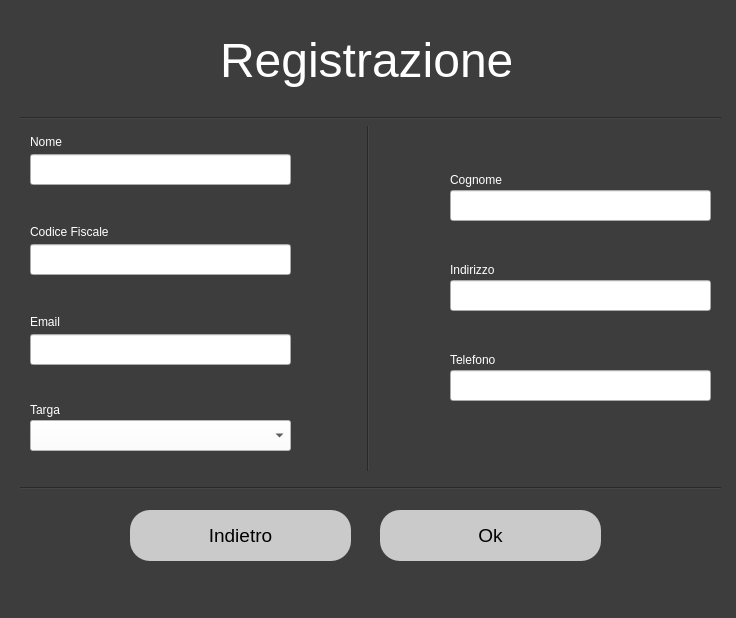
First picture: the form in Login/RegistrazioneUtente.ui, repository riccardomalpiedi/parcheggio, before the edit.
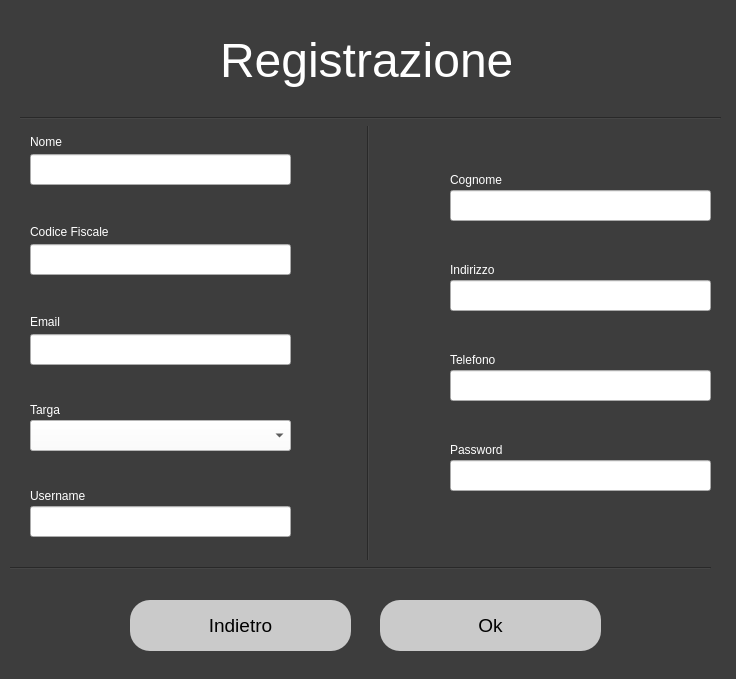
Second picture: the form after the edit.

The edit to the form file:
```diff
--- a/Login/RegistrazioneUtente.ui
+++ b/Login/RegistrazioneUtente.ui
@@ -7,7 +7,7 @@
     <x>0</x>
     <y>0</y>
     <width>736</width>
-    <height>618</height>
+    <height>679</height>
    </rect>
   </property>
   <property name="windowTitle">
@@ -239,7 +239,7 @@
    <property name="geometry">
     <rect>
      <x>380</x>
-     <y>510</y>
+     <y>600</y>
      <width>221</width>
      <height>51</height>
     </rect>
@@ -260,7 +260,7 @@
    <property name="geometry">
     <rect>
      <x>130</x>
-     <y>510</y>
+     <y>600</y>
      <width>221</width>
      <height>51</height>
     </rect>
@@ -283,7 +283,7 @@
      <x>360</x>
      <y>120</y>
      <width>16</width>
-     <height>351</height>
+     <height>441</height>
     </rect>
    </property>
    <property name="styleSheet">
@@ -312,8 +312,8 @@
   <widget class="Line" name="line_3">
    <property name="geometry">
     <rect>
-     <x>20</x>
-     <y>480</y>
+     <x>10</x>
+     <y>560</y>
      <width>701</width>
      <height>16</height>
     </rect>
@@ -340,6 +340,68 @@
 color: rgb(0, 0, 0);</string>
    </property>
   </widget>
+  <widget class="QLabel" name="label_12">
+   <property name="geometry">
+    <rect>
+     <x>30</x>
+     <y>486</y>
+     <width>81</width>
+     <height>20</height>
+    </rect>
+   </property>
+   <property name="styleSheet">
+    <string notr="true">font: 12pt &quot;MS Shell Dlg 2&quot;;
+color: rgb(255, 255, 255);</string>
+   </property>
+   <property name="text">
+    <string>Username</string>
+   </property>
+  </widget>
+  <widget class="QLineEdit" name="username_field">
+   <property name="geometry">
+    <rect>
+     <x>30</x>
+     <y>506</y>
+     <width>261</width>
+     <height>31</height>
+    </rect>
+   </property>
+   <property name="styleSheet">
+    <string notr="true">color: rgb(0, 0, 0);
+font: 11pt &quot;MS Shell Dlg 2&quot;;</string>
+   </property>
+  </widget>
+  <widget class="QLabel" name="label_13">
+   <property name="geometry">
+    <rect>
+     <x>450</x>
+     <y>440</y>
+     <width>81</width>
+     <height>20</height>
+    </rect>
+   </property>
+   <property name="styleSheet">
+    <string notr="true">font: 12pt &quot;MS Shell Dlg 2&quot;;
+color: rgb(255, 255, 255);</string>
+   </property>
+   <property name="text">
+    <string>Password</string>
+   </property>
+  </widget>
+  <widget class="QLineEdit" name="password_field">
+   <property name="geometry">
+    <rect>
+     <x>450</x>
+     <y>460</y>
+     <width>261</width>
+     <height>31</height>
+    </rect>
+   </property>
+   <property name="styleSheet">
+    <string notr="true">color: rgb(0, 0, 0);
+font: 11pt &quot;MS Shell Dlg 2&quot;;</string>
+   </property>
+  </widget>
  </widget>
  <resources/>
  <connections/>
```
